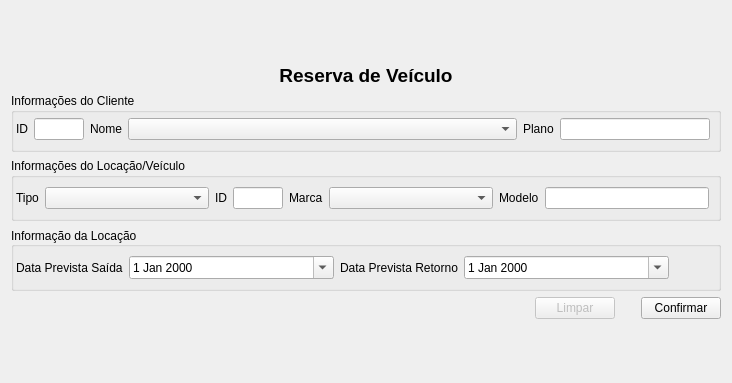
The window that ui/ui_reserva.ui (adaiasreis/Projeto) describes before a commit, drawn with Qt 5.
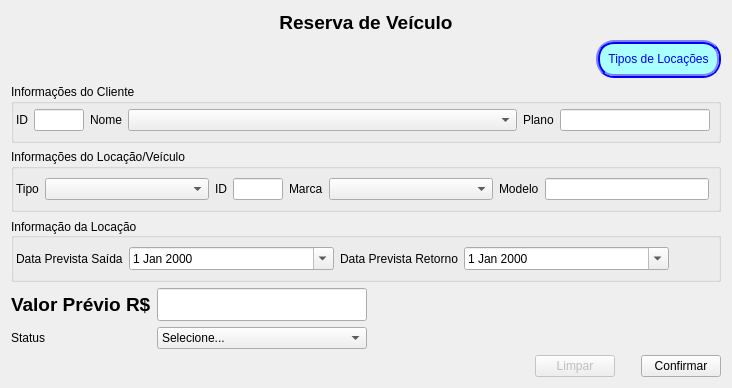
The same window after the commit.

```diff
--- a/ui/ui_reserva.ui
+++ b/ui/ui_reserva.ui
@@ -2,6 +2,9 @@
 <ui version="4.0">
  <class>p_reservaVeiculo</class>
  <widget class="QWidget" name="p_reservaVeiculo">
+  <property name="windowModality">
+   <enum>Qt::NonModal</enum>
+  </property>
   <property name="geometry">
    <rect>
     <x>0</x>
@@ -13,7 +16,7 @@
   <property name="windowTitle">
    <string>Reserva de Veículos</string>
   </property>
-  <layout class="QVBoxLayout" name="verticalLayout_3">
+  <layout class="QVBoxLayout" name="verticalLayout_2">
    <item>
     <layout class="QVBoxLayout" name="verticalLayout">
      <item>
@@ -41,8 +44,45 @@
       </layout>
      </item>
      <item>
-      <layout class="QVBoxLayout" name="verticalLayout_2">
-       <item>
+      <layout class="QGridLayout" name="gridLayout_7">
+       <item row="0" column="0">
+        <spacer name="horizontalSpacer_4">
+         <property name="orientation">
+          <enum>Qt::Horizontal</enum>
+         </property>
+         <property name="sizeHint" stdset="0">
+          <size>
+           <width>40</width>
+           <height>20</height>
+          </size>
+         </property>
+        </spacer>
+       </item>
+       <item row="0" column="1">
+        <widget class="QPushButton" name="b_tipos">
+         <property name="styleSheet">
+          <string notr="true">border-style: ridge;
+alternate-background-color: rgb(255, 43, 15);
+color: rgb(0, 0, 255);
+background-color: rgb(170, 255, 255);
+selection-color: rgb(0, 85, 255);
+border-width: 4px;
+border-radius: 18px;
+padding: 8px;
+border-color: rgb(0, 0, 255);
+selection-background-color: rgb(255, 0, 0);
+</string>
+         </property>
+         <property name="text">
+          <string>Tipos de Locações</string>
+         </property>
+        </widget>
+       </item>
+      </layout>
+     </item>
+     <item>
+      <layout class="QGridLayout" name="gridLayout_5">
+       <item row="1" column="0">
         <widget class="QGroupBox" name="groupBox_3">
          <property name="sizePolicy">
           <sizepolicy hsizetype="Preferred" vsizetype="Fixed">
@@ -160,7 +200,7 @@
          </layout>
         </widget>
        </item>
-       <item>
+       <item row="2" column="0">
         <widget class="QGroupBox" name="groupBox_5">
          <property name="sizePolicy">
           <sizepolicy hsizetype="Preferred" vsizetype="Fixed">
@@ -177,6 +217,42 @@
           </property>
           <item>
            <layout class="QGridLayout" name="gridLayout">
+            <item row="0" column="7">
+             <widget class="QLineEdit" name="campModelo">
+              <property name="sizePolicy">
+               <sizepolicy hsizetype="Preferred" vsizetype="Fixed">
+                <horstretch>0</horstretch>
+                <verstretch>0</verstretch>
+               </sizepolicy>
+              </property>
+              <property name="readOnly">
+               <bool>true</bool>
+              </property>
+             </widget>
+            </item>
+            <item row="0" column="4">
+             <widget class="QLabel" name="label_18">
+              <property name="sizePolicy">
+               <sizepolicy hsizetype="Fixed" vsizetype="Preferred">
+                <horstretch>0</horstretch>
+                <verstretch>0</verstretch>
+               </sizepolicy>
+              </property>
+              <property name="text">
+               <string>Marca</string>
+              </property>
+             </widget>
+            </item>
+            <item row="0" column="5">
+             <widget class="QComboBox" name="comboVeiculos">
+              <property name="sizePolicy">
+               <sizepolicy hsizetype="Preferred" vsizetype="Preferred">
+                <horstretch>0</horstretch>
+                <verstretch>0</verstretch>
+               </sizepolicy>
+              </property>
+             </widget>
+            </item>
             <item row="0" column="0">
              <widget class="QLabel" name="label_15">
               <property name="sizePolicy">
@@ -191,7 +267,7 @@
              </widget>
             </item>
             <item row="0" column="1">
-             <widget class="QComboBox" name="comboTipo">
+             <widget class="QComboBox" name="comboTipos">
               <property name="sizePolicy">
                <sizepolicy hsizetype="Preferred" vsizetype="Fixed">
                 <horstretch>0</horstretch>
@@ -219,42 +295,6 @@
               </property>
              </widget>
             </item>
-            <item row="0" column="4">
-             <widget class="QLabel" name="label_18">
-              <property name="sizePolicy">
-               <sizepolicy hsizetype="Fixed" vsizetype="Preferred">
-                <horstretch>0</horstretch>
-                <verstretch>0</verstretch>
-               </sizepolicy>
-              </property>
-              <property name="text">
-               <string>Marca</string>
-              </property>
-             </widget>
-            </item>
-            <item row="0" column="5">
-             <widget class="QComboBox" name="comboMarca">
-              <property name="sizePolicy">
-               <sizepolicy hsizetype="Preferred" vsizetype="Preferred">
-                <horstretch>0</horstretch>
-                <verstretch>0</verstretch>
-               </sizepolicy>
-              </property>
-             </widget>
-            </item>
-            <item row="0" column="2">
-             <widget class="QLabel" name="label_17">
-              <property name="sizePolicy">
-               <sizepolicy hsizetype="Fixed" vsizetype="Preferred">
-                <horstretch>0</horstretch>
-                <verstretch>0</verstretch>
-               </sizepolicy>
-              </property>
-              <property name="text">
-               <string>ID</string>
-              </property>
-             </widget>
-            </item>
             <item row="0" column="6">
              <widget class="QLabel" name="label_23">
               <property name="sizePolicy">
@@ -268,16 +308,16 @@
               </property>
              </widget>
             </item>
-            <item row="0" column="7">
-             <widget class="QLineEdit" name="campModelo">
+            <item row="0" column="2">
+             <widget class="QLabel" name="label_17">
               <property name="sizePolicy">
-               <sizepolicy hsizetype="Preferred" vsizetype="Fixed">
+               <sizepolicy hsizetype="Fixed" vsizetype="Preferred">
                 <horstretch>0</horstretch>
                 <verstretch>0</verstretch>
                </sizepolicy>
               </property>
-              <property name="readOnly">
-               <bool>true</bool>
+              <property name="text">
+               <string>ID</string>
               </property>
              </widget>
             </item>
@@ -286,7 +326,7 @@
          </layout>
         </widget>
        </item>
-       <item>
+       <item row="3" column="0">
         <widget class="QGroupBox" name="groupBox">
          <property name="sizePolicy">
           <sizepolicy hsizetype="Preferred" vsizetype="Fixed">
@@ -387,21 +427,108 @@
        </item>
       </layout>
      </item>
+     <item>
+      <layout class="QGridLayout" name="gridLayout_6">
+       <item row="0" column="0">
+        <widget class="QLabel" name="label">
+         <property name="sizePolicy">
+          <sizepolicy hsizetype="Fixed" vsizetype="Fixed">
+           <horstretch>0</horstretch>
+           <verstretch>0</verstretch>
+          </sizepolicy>
+         </property>
+         <property name="font">
+          <font>
+           <pointsize>14</pointsize>
+           <weight>75</weight>
+           <bold>true</bold>
+          </font>
+         </property>
+         <property name="text">
+          <string>Valor Prévio R$</string>
+         </property>
+        </widget>
+       </item>
+       <item row="0" column="1">
+        <widget class="QLineEdit" name="campValorP">
+         <property name="sizePolicy">
+          <sizepolicy hsizetype="Preferred" vsizetype="Fixed">
+           <horstretch>0</horstretch>
+           <verstretch>0</verstretch>
+          </sizepolicy>
+         </property>
+         <property name="font">
+          <font>
+           <pointsize>16</pointsize>
+           <weight>75</weight>
+           <bold>true</bold>
+          </font>
+         </property>
+        </widget>
+       </item>
+       <item row="0" column="2">
+        <spacer name="horizontalSpacer_3">
+         <property name="orientation">
+          <enum>Qt::Horizontal</enum>
+         </property>
+         <property name="sizeType">
+          <enum>QSizePolicy::Expanding</enum>
+         </property>
+         <property name="sizeHint" stdset="0">
+          <size>
+           <width>40</width>
+           <height>20</height>
+          </size>
+         </property>
+        </spacer>
+       </item>
+       <item row="1" column="0">
+        <widget class="QLabel" name="label_7">
+         <property name="sizePolicy">
+          <sizepolicy hsizetype="Fixed" vsizetype="Fixed">
+           <horstretch>0</horstretch>
+           <verstretch>0</verstretch>
+          </sizepolicy>
+         </property>
+         <property name="text">
+          <string>Status</string>
+         </property>
+        </widget>
+       </item>
+       <item row="1" column="1">
+        <widget class="QComboBox" name="comboStatus">
+         <property name="sizePolicy">
+          <sizepolicy hsizetype="Preferred" vsizetype="Fixed">
+           <horstretch>0</horstretch>
+           <verstretch>0</verstretch>
+          </sizepolicy>
+         </property>
+         <item>
+          <property name="text">
+           <string>Selecione...</string>
+          </property>
+         </item>
+         <item>
+          <property name="text">
+           <string>Preservado</string>
+          </property>
+         </item>
+         <item>
+          <property name="text">
+           <string>Cancelado</string>
+          </property>
+         </item>
+         <item>
+          <property name="text">
+           <string>Efetivar Locação</string>
+          </property>
+         </item>
+        </widget>
+       </item>
+      </layout>
+     </item>
      <item>
       <layout class="QGridLayout" name="gridLayout_11">
-       <item row="0" column="0">
-        <spacer name="horizontalSpacer_2">
-         <property name="orientation">
-          <enum>Qt::Horizontal</enum>
-         </property>
-         <property name="sizeHint" stdset="0">
-          <size>
-           <width>489</width>
-           <height>17</height>
-          </size>
-         </property>
-        </spacer>
-       </item>
        <item row="0" column="1">
         <layout class="QHBoxLayout" name="horizontalLayout">
          <property name="sizeConstraint">
@@ -442,6 +569,19 @@
          </item>
         </layout>
        </item>
+       <item row="0" column="0">
+        <spacer name="horizontalSpacer_2">
+         <property name="orientation">
+          <enum>Qt::Horizontal</enum>
+         </property>
+         <property name="sizeHint" stdset="0">
+          <size>
+           <width>489</width>
+           <height>17</height>
+          </size>
+         </property>
+        </spacer>
+       </item>
       </layout>
      </item>
     </layout>
```
